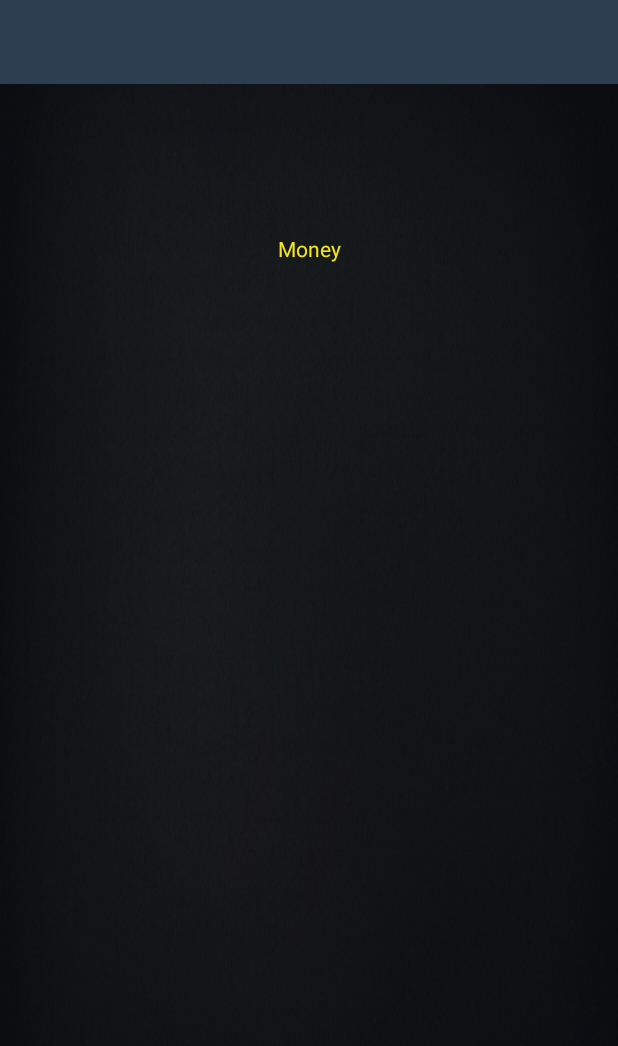
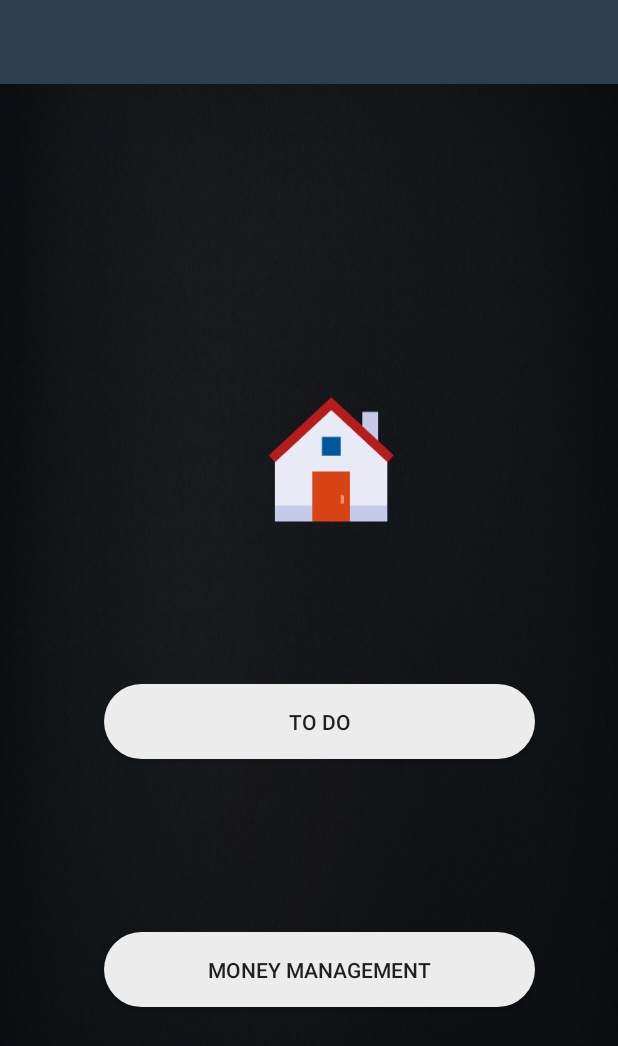
Before and after one commit to dhruvbpatel/ManageMe, an Android app: the layout activity_main5.xml on its own in the app's theme, with its tools: preview values and no code run, on a phone screen of 412 x 824 dp. Shown: the top 1046 px of the screen. Run offline under Robolectric (Android 15) with nearby library versions, the phone set to English and light mode, and no system bars.

Commit message:
Redesigned Home Page and Added Drawer in Home Page

```diff
--- a/app/src/main/java/com/example/myapplication1/Activities/HomePage.java
+++ b/app/src/main/java/com/example/myapplication1/Activities/HomePage.java
@@ -46,7 +46,7 @@ public class HomePage extends AppCompatActivity {
 
             public void openActivity4() {
 
-                Intent intent2 = new Intent(HomePage.this, MainMoney.class);
+                Intent intent2 = new Intent(HomePage.this, Money.class);
                 startActivity(intent2);
 
 
--- a/app/src/main/java/com/example/myapplication1/Activities/MainActivity.java
+++ b/app/src/main/java/com/example/myapplication1/Activities/MainActivity.java
@@ -121,7 +121,7 @@ public class MainActivity extends AppCompatActivity {
         btnLogin = findViewById(R.id.loginBtn);
         loginProgress = findViewById(R.id.login_progress);
         mAuth = FirebaseAuth.getInstance();
-        HomeActivity = new Intent(this,HomePage.class);
+        HomeActivity = new Intent(this,Money.class);
         loginPhoto = findViewById(R.id.login_photo);
         loginPhoto.setOnClickListener(new View.OnClickListener() {
             @Override
--- /dev/null
+++ b/app/src/main/res/drawable/home_btn.xml
@@ -0,0 +1,9 @@
+<?xml version="1.0" encoding="utf-8"?>
+<shape xmlns:android="http://schemas.android.com/apk/res/android">
+
+
+    <solid android:color="#ececec" />
+    <corners android:radius="32dp" />
+
+
+</shape>
--- a/app/src/main/res/layout/activity_login.xml
+++ b/app/src/main/res/layout/activity_login.xml
@@ -36,7 +36,7 @@
         android:layout_marginBottom="4dp"
         android:background="@drawable/reg_edittext_style"
         android:ems="10"
-        android:hint="Mail Adress"
+        android:hint="Mail Address"
         android:inputType="textPersonName"
         app:layout_constraintBottom_toTopOf="@+id/guideline3"
         app:layout_constraintEnd_toEndOf="parent"
--- a/app/src/main/res/layout/activity_main5.xml
+++ b/app/src/main/res/layout/activity_main5.xml
@@ -10,6 +10,7 @@
     <LinearLayout
         android:layout_width="match_parent"
         android:layout_height="match_parent"
+        android:background="@drawable/darkbg"
 
         android:orientation="vertical">
 
@@ -23,17 +24,56 @@
 
             ></android.support.v7.widget.Toolbar>
 
+        <ImageView
+            android:contentDescription="home_image"
+            android:id="@+id/regLogo"
+            android:layout_width="150dp"
+            android:layout_height="100dp"
+            android:layout_marginStart="146dp"
 
-        <android.support.v7.widget.AppCompatTextView
-            android:layout_width="match_parent"
-            android:layout_height="match_parent"
-            android:background="@drawable/darkbg"
-            android:padding="100dp"
-            android:text="Money"
+            android:layout_marginTop="200dp"
             android:textAlignment="center"
-            android:textColor="#f5e51b" />
+            app:layout_constraintBottom_toTopOf="@+id/money"
+            app:layout_constraintEnd_toEndOf="parent"
+            app:layout_constraintStart_toStartOf="parent"
+            app:layout_constraintTop_toTopOf="parent"
+            app:srcCompat="@drawable/home" />
 
+<Button
 
+    android:layout_height="50dp"
+    android:id="@+id/todo"
+    android:layout_width="287dp"
+
+    android:layout_marginStart="69dp"
+    android:layout_marginTop="100dp"
+    android:layout_marginEnd="48dp"
+    android:layout_marginBottom="115dp"
+    android:text="To Do"
+    android:background="@drawable/home_btn"
+
+    app:layout_constraintBottom_toBottomOf="parent"
+    app:layout_constraintEnd_toEndOf="parent"
+    app:layout_constraintStart_toStartOf="parent"
+    app:layout_constraintTop_toBottomOf="@+id/todo"
+    />
+
+        <Button
+            android:id="@+id/money"
+            android:layout_width="287dp"
+            android:layout_height="50dp"
+            android:layout_marginStart="69dp"
+
+            android:layout_marginEnd="48dp"
+            android:background="@drawable/home_btn"
+
+            android:text="Money Management"
+
+            app:layout_constraintBottom_toTopOf="@+id/money"
+            app:layout_constraintEnd_toEndOf="parent"
+            app:layout_constraintStart_toStartOf="parent"
+            app:layout_constraintTop_toBottomOf="@+id/regLogo"
+             />
     </LinearLayout>
 
     <android.support.design.widget.NavigationView
--- a/app/src/main/res/menu/drawer_menu.xml
+++ b/app/src/main/res/menu/drawer_menu.xml
@@ -16,8 +16,8 @@
 
         </item>
         <item
-            android:id="@+id/nav_todo1"
-            android:title="Test "
+            android:id="@+id/nav_money"
+            android:title="Money"
             android:icon="@drawable/ic_check_box_black_24dp">
 
         </item>
```
Also changed, not shown: app/src/main/java/com/example/myapplication1/Activities/MainMoney.java (+11 -0 lines), app/src/main/java/com/example/myapplication1/Activities/MainToDo.java (+10 -0 lines), app/src/main/java/com/example/myapplication1/Activities/Money.java (+88 -4 lines), app/src/main/res/layout/activity_main2.xml (+30 -32 lines).
